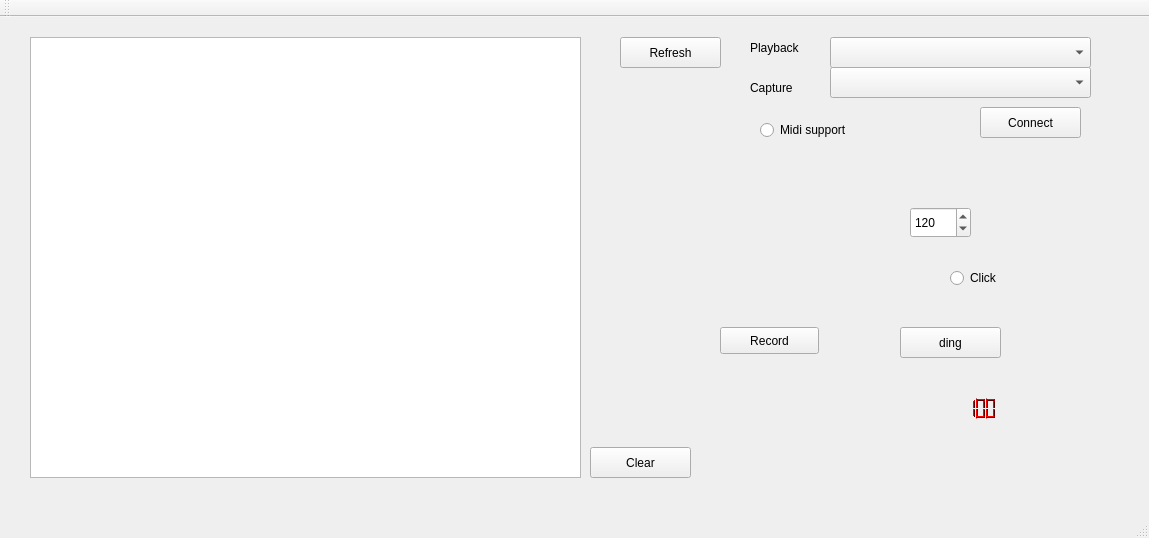
First picture: the form in mainwindow.ui, repository fredericabry/raspiloop, before the edit.
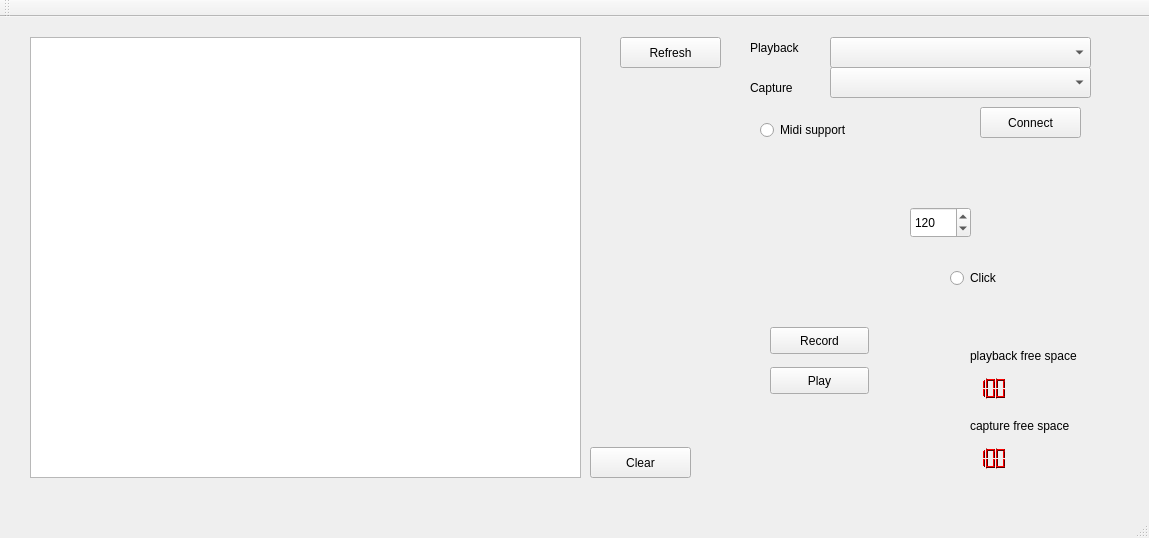
Second picture: the form after the edit.

Diff of the .ui file:
```diff
--- a/mainwindow.ui
+++ b/mainwindow.ui
@@ -122,19 +122,6 @@
      </rect>
     </property>
    </widget>
-   <widget class="QPushButton" name="b_ding">
-    <property name="geometry">
-     <rect>
-      <x>900</x>
-      <y>310</y>
-      <width>101</width>
-      <height>31</height>
-     </rect>
-    </property>
-    <property name="text">
-     <string>ding</string>
-    </property>
-   </widget>
    <widget class="QSpinBox" name="tempoBox">
     <property name="geometry">
      <rect>
@@ -173,9 +160,9 @@
    <widget class="QLCDNumber" name="freespace">
     <property name="geometry">
      <rect>
-      <x>900</x>
-      <y>380</y>
-      <width>141</width>
+      <x>940</x>
+      <y>360</y>
+      <width>81</width>
       <height>23</height>
      </rect>
     </property>
@@ -613,7 +600,7 @@
    <widget class="QPushButton" name="bRecord">
     <property name="geometry">
      <rect>
-      <x>720</x>
+      <x>770</x>
       <y>310</y>
       <width>99</width>
       <height>27</height>
@@ -623,6 +610,485 @@
      <string>Record</string>
     </property>
    </widget>
+   <widget class="QPushButton" name="bPlay">
+    <property name="geometry">
+     <rect>
+      <x>770</x>
+      <y>350</y>
+      <width>99</width>
+      <height>27</height>
+     </rect>
+    </property>
+    <property name="text">
+     <string>Play</string>
+    </property>
+   </widget>
+   <widget class="QLabel" name="label_3">
+    <property name="geometry">
+     <rect>
+      <x>970</x>
+      <y>330</y>
+      <width>141</width>
+      <height>17</height>
+     </rect>
+    </property>
+    <property name="text">
+     <string>playback free space</string>
+    </property>
+   </widget>
+   <widget class="QLCDNumber" name="capture_freespace">
+    <property name="geometry">
+     <rect>
+      <x>940</x>
+      <y>430</y>
+      <width>81</width>
+      <height>23</height>
+     </rect>
+    </property>
+    <property name="palette">
+     <palette>
+      <active>
+       <colorrole role="WindowText">
+        <brush brushstyle="SolidPattern">
+         <color alpha="255">
+          <red>0</red>
+          <green>0</green>
+          <blue>0</blue>
+         </color>
+        </brush>
+       </colorrole>
+       <colorrole role="Button">
+        <brush brushstyle="SolidPattern">
+         <color alpha="255">
+          <red>170</red>
+          <green>0</green>
+          <blue>0</blue>
+         </color>
+        </brush>
+       </colorrole>
+       <colorrole role="Light">
+        <brush brushstyle="SolidPattern">
+         <color alpha="255">
+          <red>255</red>
+          <green>0</green>
+          <blue>0</blue>
+         </color>
+        </brush>
+       </colorrole>
+       <colorrole role="Midlight">
+        <brush brushstyle="SolidPattern">
+         <color alpha="255">
+          <red>212</red>
+          <green>0</green>
+          <blue>0</blue>
+         </color>
+        </brush>
+       </colorrole>
+       <colorrole role="Dark">
+        <brush brushstyle="SolidPattern">
+         <color alpha="255">
+          <red>85</red>
+          <green>0</green>
+          <blue>0</blue>
+         </color>
+        </brush>
+       </colorrole>
+       <colorrole role="Mid">
+        <brush brushstyle="SolidPattern">
+         <color alpha="255">
+          <red>113</red>
+          <green>0</green>
+          <blue>0</blue>
+         </color>
+        </brush>
+       </colorrole>
+       <colorrole role="Text">
+        <brush brushstyle="SolidPattern">
+         <color alpha="255">
+          <red>0</red>
+          <green>0</green>
+          <blue>0</blue>
+         </color>
+        </brush>
+       </colorrole>
+       <colorrole role="BrightText">
+        <brush brushstyle="SolidPattern">
+         <color alpha="255">
+          <red>255</red>
+          <green>255</green>
+          <blue>255</blue>
+         </color>
+        </brush>
+       </colorrole>
+       <colorrole role="ButtonText">
+        <brush brushstyle="SolidPattern">
+         <color alpha="255">
+          <red>0</red>
+          <green>0</green>
+          <blue>0</blue>
+         </color>
+        </brush>
+       </colorrole>
+       <colorrole role="Base">
+        <brush brushstyle="SolidPattern">
+         <color alpha="255">
+          <red>255</red>
+          <green>255</green>
+          <blue>255</blue>
+         </color>
+        </brush>
+       </colorrole>
+       <colorrole role="Window">
+        <brush brushstyle="SolidPattern">
+         <color alpha="255">
+          <red>170</red>
+          <green>0</green>
+          <blue>0</blue>
+         </color>
+        </brush>
+       </colorrole>
+       <colorrole role="Shadow">
+        <brush brushstyle="SolidPattern">
+         <color alpha="255">
+          <red>0</red>
+          <green>0</green>
+          <blue>0</blue>
+         </color>
+        </brush>
+       </colorrole>
+       <colorrole role="AlternateBase">
+        <brush brushstyle="SolidPattern">
+         <color alpha="255">
+          <red>212</red>
+          <green>127</green>
+          <blue>127</blue>
+         </color>
+        </brush>
+       </colorrole>
+       <colorrole role="ToolTipBase">
+        <brush brushstyle="SolidPattern">
+         <color alpha="255">
+          <red>255</red>
+          <green>255</green>
+          <blue>220</blue>
+         </color>
+        </brush>
+       </colorrole>
+       <colorrole role="ToolTipText">
+        <brush brushstyle="SolidPattern">
+         <color alpha="255">
+          <red>0</red>
+          <green>0</green>
+          <blue>0</blue>
+         </color>
+        </brush>
+       </colorrole>
+      </active>
+      <inactive>
+       <colorrole role="WindowText">
+        <brush brushstyle="SolidPattern">
+         <color alpha="255">
+          <red>0</red>
+          <green>0</green>
+          <blue>0</blue>
+         </color>
+        </brush>
+       </colorrole>
+       <colorrole role="Button">
+        <brush brushstyle="SolidPattern">
+         <color alpha="255">
+          <red>170</red>
+          <green>0</green>
+          <blue>0</blue>
+         </color>
+        </brush>
+       </colorrole>
+       <colorrole role="Light">
+        <brush brushstyle="SolidPattern">
+         <color alpha="255">
+          <red>255</red>
+          <green>0</green>
+          <blue>0</blue>
+         </color>
+        </brush>
+       </colorrole>
+       <colorrole role="Midlight">
+        <brush brushstyle="SolidPattern">
+         <color alpha="255">
+          <red>212</red>
+          <green>0</green>
+          <blue>0</blue>
+         </color>
+        </brush>
+       </colorrole>
+       <colorrole role="Dark">
+        <brush brushstyle="SolidPattern">
+         <color alpha="255">
+          <red>85</red>
+          <green>0</green>
+          <blue>0</blue>
+         </color>
+        </brush>
+       </colorrole>
+       <colorrole role="Mid">
+        <brush brushstyle="SolidPattern">
+         <color alpha="255">
+          <red>113</red>
+          <green>0</green>
+          <blue>0</blue>
+         </color>
+        </brush>
+       </colorrole>
+       <colorrole role="Text">
+        <brush brushstyle="SolidPattern">
+         <color alpha="255">
+          <red>0</red>
+          <green>0</green>
+          <blue>0</blue>
+         </color>
+        </brush>
+       </colorrole>
+       <colorrole role="BrightText">
+        <brush brushstyle="SolidPattern">
+         <color alpha="255">
+          <red>255</red>
+          <green>255</green>
+          <blue>255</blue>
+         </color>
+        </brush>
+       </colorrole>
+       <colorrole role="ButtonText">
+        <brush brushstyle="SolidPattern">
+         <color alpha="255">
+          <red>0</red>
+          <green>0</green>
+          <blue>0</blue>
+         </color>
+        </brush>
+       </colorrole>
+       <colorrole role="Base">
+        <brush brushstyle="SolidPattern">
+         <color alpha="255">
+          <red>255</red>
+          <green>255</green>
+          <blue>255</blue>
+         </color>
+        </brush>
+       </colorrole>
+       <colorrole role="Window">
+        <brush brushstyle="SolidPattern">
+         <color alpha="255">
+          <red>170</red>
+          <green>0</green>
+          <blue>0</blue>
+         </color>
+        </brush>
+       </colorrole>
+       <colorrole role="Shadow">
+        <brush brushstyle="SolidPattern">
+         <color alpha="255">
+          <red>0</red>
+          <green>0</green>
+          <blue>0</blue>
+         </color>
+        </brush>
+       </colorrole>
+       <colorrole role="AlternateBase">
+        <brush brushstyle="SolidPattern">
+         <color alpha="255">
+          <red>212</red>
+          <green>127</green>
+          <blue>127</blue>
+         </color>
+        </brush>
+       </colorrole>
+       <colorrole role="ToolTipBase">
+        <brush brushstyle="SolidPattern">
+         <color alpha="255">
+          <red>255</red>
+          <green>255</green>
+          <blue>220</blue>
+         </color>
+        </brush>
+       </colorrole>
+       <colorrole role="ToolTipText">
+        <brush brushstyle="SolidPattern">
+         <color alpha="255">
+          <red>0</red>
+          <green>0</green>
+          <blue>0</blue>
+         </color>
+        </brush>
+       </colorrole>
+      </inactive>
+      <disabled>
+       <colorrole role="WindowText">
+        <brush brushstyle="SolidPattern">
+         <color alpha="255">
+          <red>85</red>
+          <green>0</green>
+          <blue>0</blue>
+         </color>
+        </brush>
+       </colorrole>
+       <colorrole role="Button">
+        <brush brushstyle="SolidPattern">
+         <color alpha="255">
+          <red>170</red>
+          <green>0</green>
+          <blue>0</blue>
+         </color>
+        </brush>
+       </colorrole>
+       <colorrole role="Light">
+        <brush brushstyle="SolidPattern">
+         <color alpha="255">
+          <red>255</red>
+          <green>0</green>
+          <blue>0</blue>
+         </color>
+        </brush>
+       </colorrole>
+       <colorrole role="Midlight">
+        <brush brushstyle="SolidPattern">
+         <color alpha="255">
+          <red>212</red>
+          <green>0</green>
+          <blue>0</blue>
+         </color>
+        </brush>
+       </colorrole>
+       <colorrole role="Dark">
+        <brush brushstyle="SolidPattern">
+         <color alpha="255">
+          <red>85</red>
+          <green>0</green>
+          <blue>0</blue>
+         </color>
+        </brush>
+       </colorrole>
+       <colorrole role="Mid">
+        <brush brushstyle="SolidPattern">
+         <color alpha="255">
+          <red>113</red>
+          <green>0</green>
+          <blue>0</blue>
+         </color>
+        </brush>
+       </colorrole>
+       <colorrole role="Text">
+        <brush brushstyle="SolidPattern">
+         <color alpha="255">
+          <red>85</red>
+          <green>0</green>
+          <blue>0</blue>
+         </color>
+        </brush>
+       </colorrole>
+       <colorrole role="BrightText">
+        <brush brushstyle="SolidPattern">
+         <color alpha="255">
+          <red>255</red>
+          <green>255</green>
+          <blue>255</blue>
+         </color>
+        </brush>
+       </colorrole>
+       <colorrole role="ButtonText">
+        <brush brushstyle="SolidPattern">
+         <color alpha="255">
+          <red>85</red>
+          <green>0</green>
+          <blue>0</blue>
+         </color>
+        </brush>
+       </colorrole>
+       <colorrole role="Base">
+        <brush brushstyle="SolidPattern">
+         <color alpha="255">
+          <red>170</red>
+          <green>0</green>
+          <blue>0</blue>
+         </color>
+        </brush>
+       </colorrole>
+       <colorrole role="Window">
+        <brush brushstyle="SolidPattern">
+         <color alpha="255">
+          <red>170</red>
+          <green>0</green>
+          <blue>0</blue>
+         </color>
+        </brush>
+       </colorrole>
+       <colorrole role="Shadow">
+        <brush brushstyle="SolidPattern">
+         <color alpha="255">
+          <red>0</red>
+          <green>0</green>
+          <blue>0</blue>
+         </color>
+        </brush>
+       </colorrole>
+       <colorrole role="AlternateBase">
+        <brush brushstyle="SolidPattern">
+         <color alpha="255">
+          <red>170</red>
+          <green>0</green>
+          <blue>0</blue>
+         </color>
+        </brush>
+       </colorrole>
+       <colorrole role="ToolTipBase">
+        <brush brushstyle="SolidPattern">
+         <color alpha="255">
+          <red>255</red>
+          <green>255</green>
+          <blue>220</blue>
+         </color>
+        </brush>
+       </colorrole>
+       <colorrole role="ToolTipText">
+        <brush brushstyle="SolidPattern">
+         <color alpha="255">
+          <red>0</red>
+          <green>0</green>
+          <blue>0</blue>
+         </color>
+        </brush>
+       </colorrole>
+      </disabled>
+     </palette>
+    </property>
+    <property name="frameShadow">
+     <enum>QFrame::Plain</enum>
+    </property>
+    <property name="lineWidth">
+     <number>0</number>
+    </property>
+    <property name="smallDecimalPoint">
+     <bool>false</bool>
+    </property>
+    <property name="segmentStyle">
+     <enum>QLCDNumber::Filled</enum>
+    </property>
+    <property name="intValue" stdset="0">
+     <number>100</number>
+    </property>
+   </widget>
+   <widget class="QLabel" name="label_4">
+    <property name="geometry">
+     <rect>
+      <x>970</x>
+      <y>400</y>
+      <width>141</width>
+      <height>17</height>
+     </rect>
+    </property>
+    <property name="text">
+     <string>capture free space</string>
+    </property>
+   </widget>
   </widget>
   <widget class="QMenuBar" name="menuBar">
    <property name="geometry">
```
Left out of the diff: 2 changed lines with no effect on the pictures.
